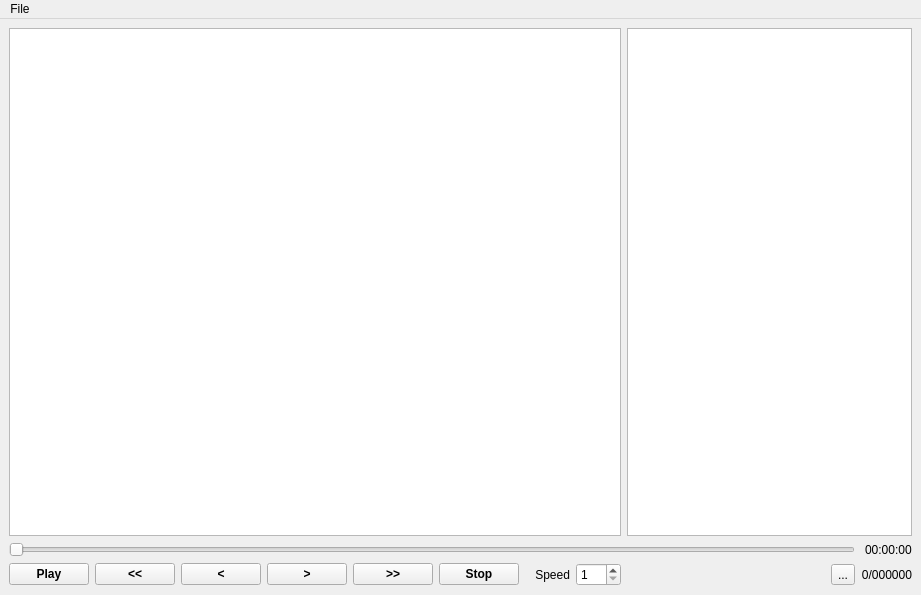
This is modules/app/mainwindow.ui in smartsenselab/SSAT as Qt 5 draws it before an edit. The edited form follows.
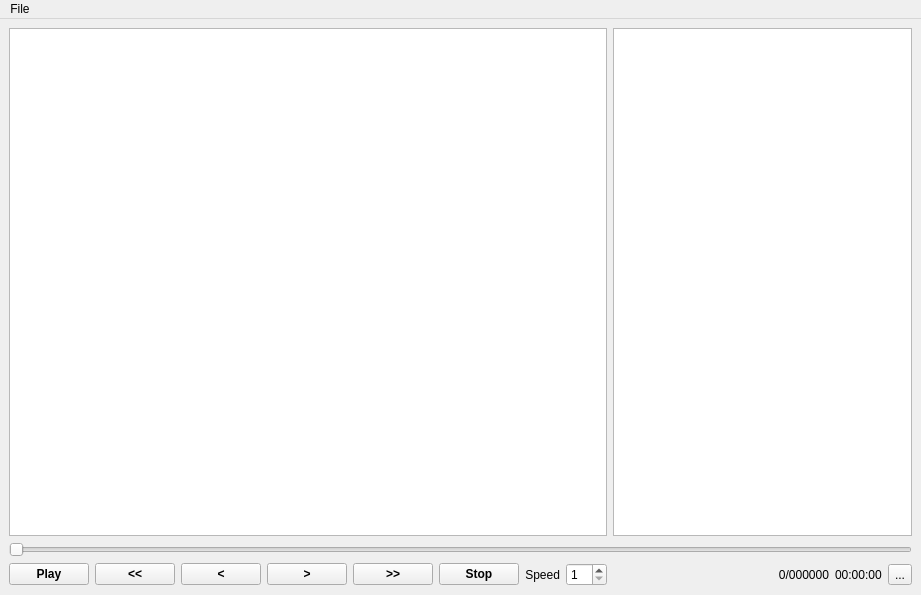
This is the edited form. Custom widgets are drawn as their Qt base class.

```diff
--- a/modules/app/mainwindow.ui
+++ b/modules/app/mainwindow.ui
@@ -64,15 +64,11 @@
       </property>
      </widget>
     </item>
-    <item row="0" column="9" colspan="6">
+    <item row="0" column="9" colspan="7">
      <widget class="QTableWidget" name="tableWidget"/>
     </item>
-    <item row="1" column="14" alignment="Qt::AlignRight">
-     <widget class="QLabel" name="labelTime">
-      <property name="text">
-       <string>00:00:00</string>
-      </property>
-     </widget>
+    <item row="0" column="1" colspan="8">
+     <widget class="QGraphicsView" name="viewFrame"/>
     </item>
     <item row="4" column="6">
      <widget class="QPushButton" name="buttonStop">
@@ -103,16 +99,6 @@
       </property>
      </widget>
     </item>
-    <item row="4" column="14">
-     <widget class="QLabel" name="labelFrameId">
-      <property name="text">
-       <string>0/000000</string>
-      </property>
-      <property name="alignment">
-       <set>Qt::AlignRight|Qt::AlignTrailing|Qt::AlignVCenter</set>
-      </property>
-     </widget>
-    </item>
     <item row="4" column="1">
      <widget class="QPushButton" name="buttonPlay">
       <property name="font">
@@ -142,14 +128,7 @@
       </property>
      </widget>
     </item>
-    <item row="4" column="13">
-     <widget class="QToolButton" name="buttonTool">
-      <property name="text">
-       <string>...</string>
-      </property>
-     </widget>
-    </item>
-    <item row="1" column="1" colspan="13">
+    <item row="1" column="1" colspan="15">
      <widget class="QSlider" name="sliderFrame">
       <property name="enabled">
        <bool>false</bool>
@@ -165,6 +144,33 @@
       </property>
      </widget>
     </item>
+    <item row="4" column="13">
+     <widget class="QLabel" name="labelFrameId">
+      <property name="text">
+       <string>0/000000</string>
+      </property>
+      <property name="textFormat">
+       <enum>Qt::AutoText</enum>
+      </property>
+      <property name="alignment">
+       <set>Qt::AlignRight|Qt::AlignTrailing|Qt::AlignVCenter</set>
+      </property>
+     </widget>
+    </item>
+    <item row="4" column="15">
+     <widget class="QToolButton" name="buttonTool">
+      <property name="text">
+       <string>...</string>
+      </property>
+     </widget>
+    </item>
+    <item row="4" column="14">
+     <widget class="QLabel" name="labelTime">
+      <property name="text">
+       <string>00:00:00</string>
+      </property>
+     </widget>
+    </item>
    </layout>
   </widget>
   <widget class="QMenuBar" name="menuBar">
```
Left out of the diff: 3 changed lines with no effect on the pictures.
